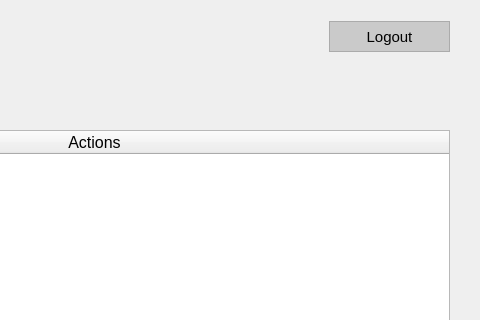
This is Gui/Pilot/Past Operations/PastOperations.ui in whitePenumbra/SARdrone as Qt 5 draws it before an edit; both pictures show x 591 to 1071 and y 0 to 320 of the 1071 by 739 pixel window. The edited form follows.
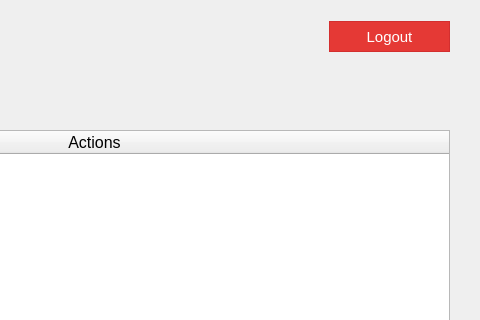
This is the edited form. Icons and pictures are not drawn.

Commit message: font update; center-align qtablewidget

```diff
--- a/Gui/Pilot/Past Operations/PastOperations.ui
+++ b/Gui/Pilot/Past Operations/PastOperations.ui
@@ -279,9 +279,9 @@
        </property>
        <property name="styleSheet">
         <string notr="true">QPushButton {
-color: rgb(0, 0, 0);
-	background-color: rgb(202, 202, 202);
-border: 1.2px solid #ABABAB;
+color: rgb(255, 255, 255);
+background-color: #E53935;
+border: 1.2px solid #D32F2F;
 outline: none;}
 
 QPushButton:hover{
@@ -296,10 +296,7 @@
 background-color: rgb(129, 129, 129);
 outline: none;
 border: none;
-}
-
-
-</string>
+}</string>
        </property>
        <property name="text">
         <string>Logout</string>
```
Left out of the diff: 6 changed lines with no effect on the pictures. The commit also changes 1 other file.
